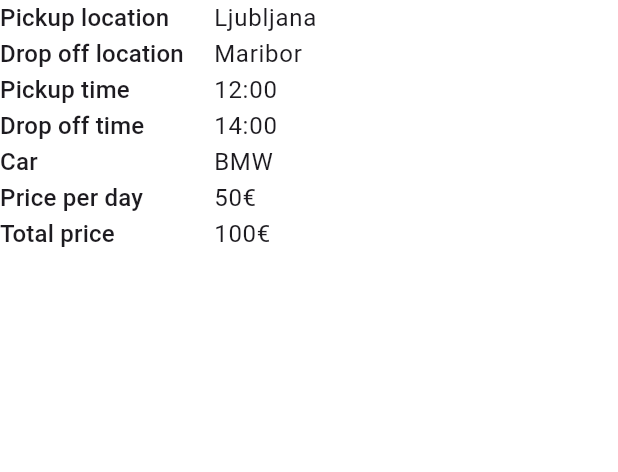
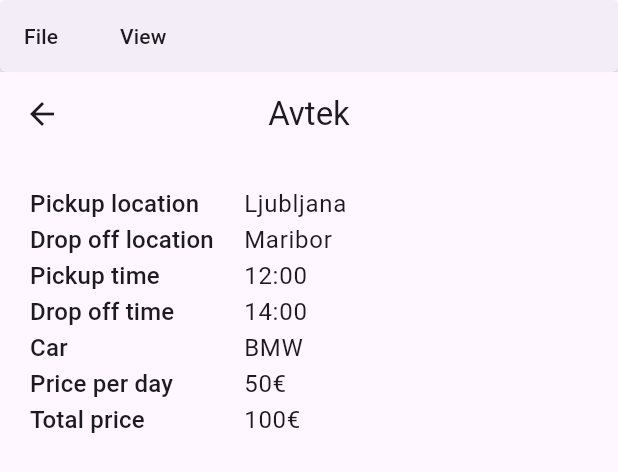
Before and after one commit to mevljas/Human-Computer-Interaction, a Flutter app: the PaymentForm widget shown alone on an empty page, opened directly, after a tap on "Finish", on a phone screen of 412 x 824 dp. Shown: the top 472 px of the screen. Run offline on Flutter 3.47's test engine with Material 3 defaults, Android fonts, the phone set to English and light mode, and no system bars; our stand-ins replace flutter_form_builder, form_builder_validators.

Commit message:
fix summary page

```diff
--- a/seminars/2.seminar/avtek/lib/forms/payment_form.dart
+++ b/seminars/2.seminar/avtek/lib/forms/payment_form.dart
@@ -1,3 +1,4 @@
+import 'package:avtek/menu/menu_bar_wrapper.dart';
 import 'package:avtek/pages/summary_page.dart';
 import 'package:flutter/material.dart';
 import 'package:flutter_form_builder/flutter_form_builder.dart';
@@ -167,7 +168,10 @@ class _PaymentFormState extends State<PaymentForm> {
                     Navigator.pushReplacement(
                       context,
                       MaterialPageRoute(
-                          builder: (context) => const SummaryPage()),
+                        builder: (context) => const MenuBarWrapper(
+                          child: SummaryPage(),
+                        ),
+                      ),
                     );
                   },
                   // color: Theme.of(context).colorScheme.secondary,
--- a/seminars/2.seminar/avtek/lib/main.dart
+++ b/seminars/2.seminar/avtek/lib/main.dart
@@ -1,4 +1,5 @@
 import 'package:avtek/menu/menu_bar_wrapper.dart';
+import 'package:avtek/pages/main_page.dart';
 import 'package:flutter/material.dart';
 import 'package:flutter/services.dart';
 
@@ -23,7 +24,9 @@
             debugDumpApp();
           }),
         },
-        child: const MenuBarWrapper(),
+        child: const MenuBarWrapper(
+          child: MainPage(),
+        ),
       ),
     );
   }
--- a/seminars/2.seminar/avtek/lib/menu/menu_bar_wrapper.dart
+++ b/seminars/2.seminar/avtek/lib/menu/menu_bar_wrapper.dart
@@ -1,8 +1,9 @@
-import 'package:avtek/pages/main_page.dart';
 import 'package:flutter/material.dart';
 
 class MenuBarWrapper extends StatelessWidget {
-  const MenuBarWrapper({super.key});
+  const MenuBarWrapper({super.key, required this.child});
+
+  final Widget child;
 
   @override
   Widget build(BuildContext context) {
@@ -79,8 +80,8 @@ class MenuBarWrapper extends StatelessWidget {
             ),
           ],
         ),
-        const Expanded(
-          child: MainPage(),
+        Expanded(
+          child: child,
         ),
       ],
     );
--- a/seminars/2.seminar/avtek/lib/pages/main_page.dart
+++ b/seminars/2.seminar/avtek/lib/pages/main_page.dart
@@ -15,6 +15,7 @@ class MainPage extends StatefulWidget {
 
 class _MainPageState extends State<MainPage> {
   int currentStep = 0;
+
   @override
   Widget build(BuildContext context) {
     return Scaffold(
--- a/seminars/2.seminar/avtek/lib/pages/summary_page.dart
+++ b/seminars/2.seminar/avtek/lib/pages/summary_page.dart
@@ -1,11 +1,27 @@
 import 'package:flutter/material.dart';
 
-class SummaryPage extends StatelessWidget {
-  const SummaryPage({super.key});
+class SummaryPage extends StatefulWidget {
+  const SummaryPage({Key? key}) : super(key: key);
+
+  @override
+  _SummaryPageState createState() => _SummaryPageState();
+}
+
+class _SummaryPageState extends State<SummaryPage> {
+  int currentStep = 0;
 
   @override
   Widget build(BuildContext context) {
-    return Row(
+    return Scaffold(
+      appBar: AppBar(
+        title: const Text(
+          "Avtek",
+        ),
+        centerTitle: true,
+      ),
+      body: Container(
+          padding: const EdgeInsets.all(20),
+          child: Row(
             children: [
               Column(
                 crossAxisAlignment: CrossAxisAlignment.start,
@@ -75,6 +91,7 @@ class SummaryPage extends StatelessWidget {
                 ],
               )
             ],
+          )),
     );
   }
 }
```
Lines whose indentation alone changed are shown as unchanged.
